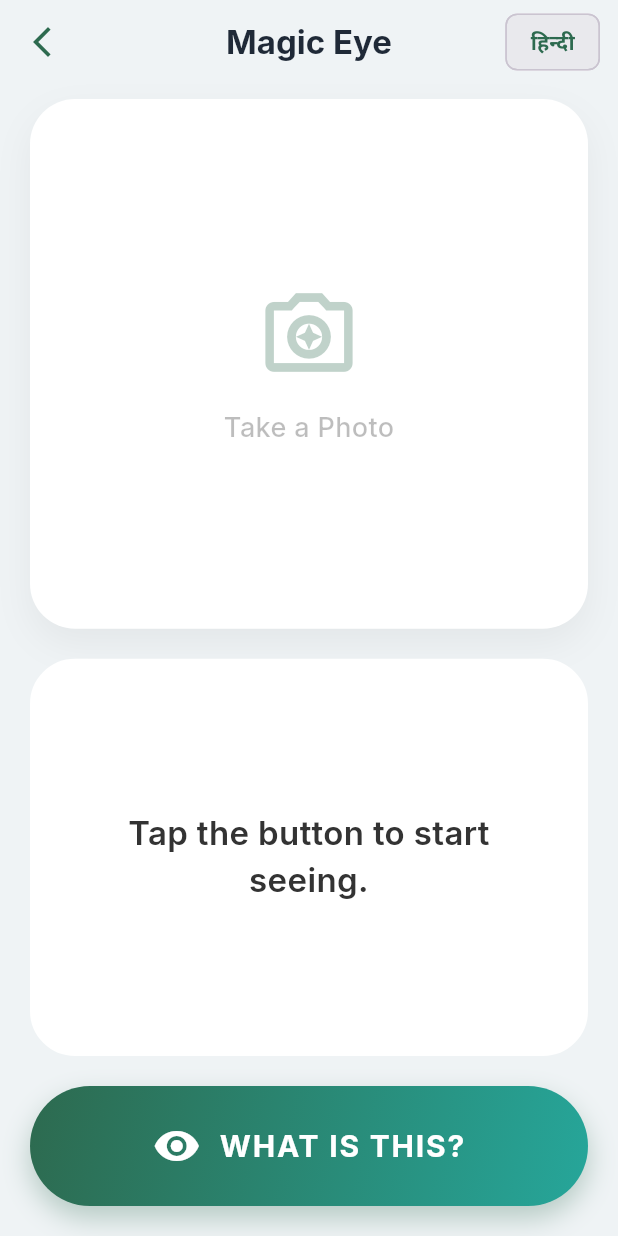
After one commit to sanskriti49/dementia-app, a Flutter app: the VisualAideScreen screen opened directly, after a tap on "WHAT IS THIS?", on a phone screen of 412 x 824 dp. The commit adds this screen. Run offline on Flutter 3.47's test engine with Material 3 defaults, Android fonts, the phone set to English and light mode, and no system bars; drawn by our look-alikes of flutter_animate; our stand-ins replace emoji_picker_flutter, flutter_dotenv, flutter_svg, google_generative_ai, image_picker, shared_preferences; accounts and stored records are empty; project files that could hold a hidden picture were left out.

Commit message:
add visual aid  feature with real-time Hindi/English switching

```diff
--- a/lib/app_drawer.dart
+++ b/lib/app_drawer.dart
@@ -3,6 +3,7 @@
 import 'package:flutter/material.dart';
 import 'chatbot.dart';
 import 'reminders.dart';
+import 'visual_aide_screen.dart';
 
 class AppDrawer extends StatefulWidget {
   const AppDrawer({Key? key}) : super(key: key);
@@ -12,16 +13,15 @@ class AppDrawer extends StatefulWidget {
 }
 
 class _AppDrawerState extends State<AppDrawer> {
-  // To track the selected item and highlight it
+  // track the selected item and highlight it
   int _selectedIndex = 0;
 
   void _onItemTapped(int index, VoidCallback navigate) {
     setState(() {
       _selectedIndex = index;
     });
-    Navigator.pop(context); // Close the drawer
-    // A small delay allows the drawer to close smoothly before navigating
-    Future.delayed(const Duration(milliseconds: 200), navigate);
+    Navigator.pop(context);
+    Future.delayed(const Duration(milliseconds: 200), navigate);     // delay allows the drawer to close smoothly before navigating
   }
 
   @override
@@ -38,7 +38,7 @@ class _AppDrawerState extends State<AppDrawer> {
                   icon: Icons.home_rounded,
                   text: 'Home',
                   index: 0,
-                  onTap: () {}, // Home is the current page, so do nothing
+                  onTap: () {},
                 ),
                 _buildDrawerItem(
                   icon: Icons.notifications_active_rounded,
@@ -51,6 +51,12 @@ class _AppDrawerState extends State<AppDrawer> {
                   text: 'Chat Buddy',
                   index: 2,
                   onTap: () => Navigator.push(context, MaterialPageRoute(builder: (context) => const ChatScreen())),
+                ),
+                _buildDrawerItem(
+                  icon: Icons.visibility_rounded,
+                  text: 'Magic Eye',
+                  index: 3, // Unique index
+                  onTap: () => Navigator.push(context, MaterialPageRoute(builder: (context) => const VisualAideScreen())),
                 ),
                 const Padding(
                   padding: EdgeInsets.symmetric(horizontal: 16.0),
@@ -65,7 +71,6 @@ class _AppDrawerState extends State<AppDrawer> {
               ],
             ),
           ),
-          // This is the footer section
           const Divider(),
           _buildDrawerItem(
             icon: Icons.logout_rounded,
--- a/lib/family_page.dart
+++ b/lib/family_page.dart
@@ -1,13 +1,12 @@
 import 'dart:io';
 import 'dart:math';
-import 'dart:ui'; // Required for ImageFilter
+import 'dart:ui';
 import 'package:flutter/material.dart';
 import 'package:flutter_animate/flutter_animate.dart';
 import 'package:url_launcher/url_launcher.dart';
 import 'package:image_picker/image_picker.dart';
 import 'settings_provider.dart';
 
-// --- DATA MODEL ---
 class FamilyMember {
   final String name;
   final String relation;
@@ -218,7 +217,7 @@ class _FamilyPageState extends State<FamilyPage> {
           ),
         ),
         centerTitle: true,
-        backgroundColor: Colors.white.withOpacity(0.8), // Glassy AppBar
+        backgroundColor: Colors.white.withOpacity(0.8),
         elevation: 0,
         toolbarHeight: 70,
         flexibleSpace: ClipRect(
@@ -276,14 +275,13 @@ class _FamilyPageState extends State<FamilyPage> {
           // Main Carousel
           Center(
             child: SizedBox(
-              height: MediaQuery.of(context).size.height * 0.75, // Occupy 75% height
+              height: MediaQuery.of(context).size.height * 0.75,
               child: PageView.builder(
                 controller: _pageController,
                 itemCount: _family.length + 1,
                 physics: const BouncingScrollPhysics(),
                 onPageChanged: (int index)=>setState(()=>_currentPage=index),
                 itemBuilder: (context, index) {
-                  // Calculates scale for the "pop" effect on the center card
                   return AnimatedBuilder(
                     animation: _pageController,
                     builder: (context, child) {
@@ -316,7 +314,6 @@ class _FamilyPageState extends State<FamilyPage> {
             ),
           ),
 
-          // Glass Navigation Arrows
           if(_currentPage>0)
             Positioned(
               left: 16,
@@ -361,7 +358,6 @@ class _FamilyPageState extends State<FamilyPage> {
   }
 }
 
-// --- BEAUTIFUL ADD CARD ---
 class AddMemoryCard extends StatelessWidget {
   final VoidCallback onTap;
   final double fontScale;
@@ -417,8 +413,6 @@ class AddMemoryCard extends StatelessWidget {
   }
 }
 
-// --- PREMIUM FAMILY CARD ---
-
 class PremiumFamilyCard extends StatelessWidget {
   final FamilyMember member;
   final double fontScale;
@@ -431,22 +425,20 @@ class PremiumFamilyCard extends StatelessWidget {
     required this.onDelete,
   });
 
-  // 1. Phone Call Logic
+  //  Phone call
   Future<void> _makePhoneCall() async {
     final String cleanNumber = member.phoneNumber.replaceAll(RegExp(r'\s+'), '');
     final Uri launchUri = Uri(scheme: 'tel', path: cleanNumber);
     if (await canLaunchUrl(launchUri)) await launchUrl(launchUri);
   }
 
-  // 2. WhatsApp Logic
+  // whatsApp Logic
   Future<void> _openWhatsApp() async {
-    // WhatsApp requires just the digits (no +, spaces, or dashes)
+    // just the digits (no +, spaces, or dashes)
     final String cleanNumber = member.phoneNumber.replaceAll(RegExp(r'[^\d]'), '');
 
-    // Create the WhatsApp URL
     final Uri url = Uri.parse("https://wa.me/$cleanNumber");
 
-    // Launch logic
     if (await canLaunchUrl(url)) {
       await launchUrl(url, mode: LaunchMode.externalApplication);
     }
@@ -497,7 +489,6 @@ class PremiumFamilyCard extends StatelessWidget {
         borderRadius: BorderRadius.circular(32),
         child: Column(
           children: [
-            // 1. IMAGE AREA (Top 55% to save space for buttons)
             Expanded(
               flex: 55,
               child: Stack(
@@ -535,7 +526,6 @@ class PremiumFamilyCard extends StatelessWidget {
               ),
             ),
 
-            // 2. INFO & BUTTONS AREA (Bottom 45%)
             Expanded(
               flex: 45,
               child: Container(
@@ -544,7 +534,6 @@ class PremiumFamilyCard extends StatelessWidget {
                 child: Column(
                   mainAxisAlignment: MainAxisAlignment.spaceBetween,
                   children: [
-                    // Name & Relation
                     Column(
                       children: [
                         Text(
--- a/lib/home.dart
+++ b/lib/home.dart
@@ -8,8 +8,8 @@ import 'reminders.dart';
 import 'chatbot.dart';
 import 'family_page.dart';
 import 'settings_provider.dart';
+import 'visual_aide_screen.dart';
 
-// WIDGET 1: The interactive, 3D tilting feature card
 class InteractiveFeatureCard extends StatefulWidget {
   const InteractiveFeatureCard({
     Key? key,
@@ -138,7 +138,6 @@ class _InteractiveFeatureCardState extends State<InteractiveFeatureCard> {
   }
 }
 
-// The main HomePage widget.
 class HomePage extends StatefulWidget {
   const HomePage({super.key});
 
@@ -232,13 +231,45 @@ class _HomePageState extends State<HomePage> {
     const Color lightGreenCard = Color(0xFFE8F5E9);
     const Color lightTealCard = Color(0xFFE0F2F1);
 
+    // final List<Map<String, dynamic>> featureItems = [
+    //   {'icon': const Icon(Icons.notifications_active_rounded, size: 32, color: primaryTextColor),
+    //     'label': 'Reminders',
+    //     'color': lightTealCard,
+    //     'onTap': () => Navigator.push(context, MaterialPageRoute(builder: (context) => const ReminderPage())),
+    //   },
+    //   {'icon': SvgPicture.asset('assets/images/chat.svg', height: 32, width: 32, colorFilter: const ColorFilter.mode(primaryTextColor, BlendMode.srcIn)),
+    //     'label': 'Chat Buddy',
+    //     'color': lightGreenCard,
+    //     'onTap': () => Navigator.push(context, MaterialPageRoute(builder: (context) => const ChatScreen())),
+    //   },
+    //   {
+    //     'icon': SvgPicture.asset('assets/images/photos.svg',  height: 32, width: 32, colorFilter: const ColorFilter.mode(primaryTextColor, BlendMode.srcIn)),
+    //     'label': 'Loved Ones',
+    //     'color': lightGreenCard,
+    //     'onTap': () => Navigator.push(context, MaterialPageRoute(builder: (context) => const FamilyPage())),
+    //   },
+    //   {'icon': SvgPicture.asset('assets/images/games.svg', height: 32, width: 32, colorFilter: const ColorFilter.mode(primaryTextColor, BlendMode.srcIn)),
+    //     'label': 'Games',
+    //     'color': lightTealCard,
+    //     'onTap': () {},
+    //   },
+    //   {
+    //     'icon': const Icon(Icons.visibility_rounded, size: 32, color: primaryTextColor),
+    //     'label': 'Magic Eye',
+    //     'color': lightTealCard,
+    //     'onTap': () => Navigator.push(context, MaterialPageRoute(builder: (context) => const VisualAideScreen())),
+    //   },
+    // ];
+
     final List<Map<String, dynamic>> featureItems = [
-      {'icon': const Icon(Icons.notifications_active_rounded, size: 32, color: primaryTextColor),
+      {
+        'icon': const Icon(Icons.notifications_active_rounded, size: 32, color: primaryTextColor),
         'label': 'Reminders',
         'color': lightTealCard,
         'onTap': () => Navigator.push(context, MaterialPageRoute(builder: (context) => const ReminderPage())),
       },
-      {'icon': SvgPicture.asset('assets/images/chat.svg', height: 32, width: 32, colorFilter: const ColorFilter.mode(primaryTextColor, BlendMode.srcIn)),
+      {
+        'icon': SvgPicture.asset('assets/images/chat.svg', height: 32, width: 32, colorFilter: const ColorFilter.mode(primaryTextColor, BlendMode.srcIn)),
         'label': 'Chat Buddy',
         'color': lightGreenCard,
         'onTap': () => Navigator.push(context, MaterialPageRoute(builder: (context) => const ChatScreen())),
@@ -249,13 +280,14 @@ class _HomePageState extends State<HomePage> {
         'color': lightGreenCard,
         'onTap': () => Navigator.push(context, MaterialPageRoute(builder: (context) => const FamilyPage())),
       },
-      {'icon': SvgPicture.asset('assets/images/games.svg', height: 32, width: 32, colorFilter: const ColorFilter.mode(primaryTextColor, BlendMode.srcIn)),
-        'label': 'Games',
+      // SWAPPED: "Games" is gone, "Magic Eye" is here.
+      {
+        'icon': const Icon(Icons.visibility_rounded, size: 32, color: primaryTextColor),
+        'label': 'Magic Eye',
         'color': lightTealCard,
-        'onTap': () {},
+        'onTap': () => Navigator.push(context, MaterialPageRoute(builder: (context) => const VisualAideScreen())),
       },
     ];
-
     return Scaffold(
       backgroundColor: const Color(0xFFF5F7F6),
       drawer: const AppDrawer(),
@@ -266,7 +298,6 @@ class _HomePageState extends State<HomePage> {
               SliverAppBar(
                 backgroundColor: const Color(0xFF2D6A4F),
                 foregroundColor: Colors.white,
-                // --- FIX 1: Increased height to 280 to give more room ---
                 expandedHeight: 218,
                 stretch: true,
                 pinned: true,
@@ -284,12 +315,10 @@ class _HomePageState extends State<HomePage> {
                           ),
                         ),
                       ),
-                      // Decorative Circles
                       Positioned(top: -50, right: -50, child: CircleAvatar(radius: 100, backgroundColor: Colors.white.withOpacity(0.1))),
                       Positioned(bottom: -30, left: 20, child: CircleAvatar(radius: 60, backgroundColor: Colors.white.withOpacity(0.1))),
 
-                      // --- FIX 2: Increased bottom padding to 80 ---
-                      // This pushes the "Good Morning" and Name UP, away from the overlapping time box.
+
                       Padding(
                         padding: EdgeInsets.fromLTRB(20, topPadding + 10, 20, 60),
                         child: Column(
@@ -408,102 +437,6 @@ class _HomePageState extends State<HomePage> {
                 ),
               ),
 
-              // SliverToBoxAdapter(
-              //   child: Padding(
-              //     padding: const EdgeInsets.fromLTRB(80, 24, 80, 40),
-              //     child: Container(
-              //       decoration: BoxDecoration(
-              //         color: Colors.white,
-              //         borderRadius: BorderRadius.circular(40), // Pill shape
-              //         boxShadow: [
-              //           BoxShadow(
-              //             color: const Color(0xFF26A69A).withOpacity(0.15),
-              //             blurRadius: 15,
-              //             offset: const Offset(0, 8),
-              //           ),
-              //         ],
-              //       ),
-              //       child: Material(
-              //         color: Colors.transparent,
-              //         child: InkWell(
-              //           onTap: _showFontSizeSlider,
-              //           borderRadius: BorderRadius.circular(40),
-              //           child: Padding(
-              //             padding: const EdgeInsets.symmetric(vertical: 12, horizontal: 8),
-              //             child: Row(
-              //               mainAxisAlignment: MainAxisAlignment.center,
-              //               children: [
-              //                 // 1. The Icon Bubble
-              //                 Container(
-              //                   padding: const EdgeInsets.all(10),
-              //                   decoration: BoxDecoration(
-              //                     color: const Color(0xFFE0F2F1), // Soft Teal
-              //                     shape: BoxShape.circle,
-              //                   ),
-              //                   child: Icon(
-              //                     Icons.format_size_rounded, // Better icon for "Size"
-              //                     color: const Color(0xFF004D40),
-              //                     size: 22 * settings.fontSizeMultiplier,
-              //                   ),
-              //                 ),
-              //
-              //                 const SizedBox(width: 16),
-              //
-              //                 // 2. The Text
-              //                 Text(
-              //                   'Adjust Text Size',
-              //                   style: TextStyle(
-              //                     color: const Color(0xFF004D40),
-              //                     fontSize: 16 * settings.fontSizeMultiplier,
-              //                     fontWeight: FontWeight.bold,
-              //                     letterSpacing: 0.5,
-              //                   ),
-              //                 ),
-              //
-              //                 const SizedBox(width: 12),
-              //               ],
-              //             ),
-              //           ),
-              //         ),
-              //       ),
-              //     ),
-              //   ),
-              // ),
-
-
-              // SliverToBoxAdapter(
-              //
-              //   child: Center(
-              //
-              //     child: Padding(
-              //
-              //       padding: const EdgeInsets.all(32.0),
-              //
-              //       child: TextButton.icon(
-              //
-              //         onPressed: _showFontSizeSlider,
-              //
-              //         icon: Icon(Icons.text_fields_rounded, color: primaryTextColor.withOpacity(0.7)),
-              //
-              //         label: Text('Text Size', style: TextStyle(color: primaryTextColor.withOpacity(0.7), fontSize: 16)),
-              //
-              //         style: TextButton.styleFrom(
-              //
-              //           backgroundColor: Colors.white,
-              //
-              //           padding: const EdgeInsets.symmetric(horizontal: 24, vertical: 12),
-              //
-              //           shape: RoundedRectangleBorder(borderRadius: BorderRadius.circular(20)),
-              //
-              //         ),
-              //
-              //       ),
-              //
-              //     ),
-              //
-              //   ),
-              //
-              // ),
 
               SliverToBoxAdapter(
                 child: Center(
@@ -513,19 +446,17 @@ class _HomePageState extends State<HomePage> {
                       onPressed: _showFontSizeSlider,
                       style: TextButton.styleFrom(
                         backgroundColor: Colors.white,
-                        // Using a standard rounded rect, not a pill
                         shape: RoundedRectangleBorder(borderRadius: BorderRadius.circular(20)),
                         padding: const EdgeInsets.symmetric(horizontal: 24, vertical: 16),
-                        elevation: 0, // Flat look you prefer
+                        elevation: 0,
                       ),
                       child: Row(
                         mainAxisSize: MainAxisSize.min,
                         children: [
-                          // The nice Icon Bubble you liked
                           Container(
                             padding: const EdgeInsets.all(8),
                             decoration: BoxDecoration(
-                              color: const Color(0xFFE0F2F1), // Soft Teal
+                              color: const Color(0xFFE0F2F1),
                               shape: BoxShape.circle,
                             ),
                             child: Icon(
@@ -537,7 +468,6 @@ class _HomePageState extends State<HomePage> {
 
                           const SizedBox(width: 16),
 
-                          // The Bold Text
                           Text(
                             'Adjust Text Size',
                             style: TextStyle(
--- /dev/null
+++ b/lib/visual_aide_screen.dart
@@ -0,0 +1,241 @@
+import 'dart:io';
+import 'package:flutter/material.dart';
+import 'package:flutter/services.dart';
+import 'package:image_picker/image_picker.dart';
+import 'package:google_generative_ai/google_generative_ai.dart';
+import 'package:flutter_dotenv/flutter_dotenv.dart';
+import 'package:flutter_animate/flutter_animate.dart';
+import 'settings_provider.dart';
+
+class VisualAideScreen extends StatefulWidget {
+  const VisualAideScreen({super.key});
+
+  @override
+  State<VisualAideScreen> createState() => _VisualAideScreenState();
+}
+
+class _VisualAideScreenState extends State<VisualAideScreen> {
+  File? _selectedImage;
+  String? _description;
+  bool _isLoading = false;
+  String _targetLanguage = "English";
+
+  final ImagePicker _picker = ImagePicker();
+
+  Future<void> _identifyObject() async {
+    try {
+      final XFile? photo = await _picker.pickImage(source: ImageSource.camera);
+      if (photo != null) {
+        setState(() {
+          _selectedImage = File(photo.path);
+          _isLoading = true;
+          _description = null;
+        });
+
+        final apiKey = dotenv.env['GEMINI_API_KEY'] ?? "";
+        final model = GenerativeModel(model: 'gemini-3-flash-preview', apiKey: apiKey);
+        final imageBytes = await _selectedImage!.readAsBytes();
+
+        String systemPrompt;
+        if (_targetLanguage == "Hindi") {
+          systemPrompt = "इस चित्र में मुख्य वस्तु की पहचान करें। केवल हिंदी (Hindi) में उत्तर दें। वरिष्ठ नागरिक के लिए एक छोटा, सरल और आरामदायक वाक्य लिखें। तकनीकी शब्दों का प्रयोग न करें।";
+        } else {
+          systemPrompt = "Identify the main object in this picture. Respond ONLY in English. Describe it in one short, simple, and comforting sentence for a senior citizen. Do not use technical jargon.";
+        }
+
+        final content = [
+          Content.multi([
+            TextPart(systemPrompt),
+            DataPart('image/jpeg', imageBytes),
+          ])
+        ];
+
+        final response = await model.generateContent(content);
+        setState(() {
+          _description = response.text;
+          _isLoading = false;
+        });
+      }
+    } catch (e) {
+      setState(() {
+        _description = _targetLanguage == "Hindi" ? "क्षमा करें, कुछ तकनीकी त्रुटि हुई।" : "Sorry, I ran into a technical issue.";
+        _isLoading = false;
+      });
+    }
+  }
+
+  @override
+  Widget build(BuildContext context) {
+    final settings = SettingsProvider.of(context);
+    final bool isHindi = _targetLanguage == "Hindi";
+
+    return Scaffold(
+      backgroundColor: const Color(0xFFEFF3F5),
+      appBar: _buildAppBar(context, isHindi),
+      body: Padding(
+        padding: const EdgeInsets.symmetric(horizontal: 20, vertical: 10),
+        child: Column(
+          children: [
+            Expanded(
+              flex: 4,
+              child: Container(
+                width: double.infinity,
+                decoration: BoxDecoration(
+                  color: Colors.white,
+                  borderRadius: BorderRadius.circular(30),
+                  boxShadow: [
+                    BoxShadow(
+                      color: Colors.black.withOpacity(0.05),
+                      blurRadius: 20,
+                      offset: const Offset(0, 10),
+                    ),
+                  ],
+                ),
+                child: ClipRRect(
+                  borderRadius: BorderRadius.circular(30),
+                  child: _selectedImage == null
+                      ? _buildEmptyState(isHindi)
+                      : Image.file(_selectedImage!, fit: BoxFit.cover),
+                ),
+              ).animate().fadeIn(duration: 500.ms).scale(begin: const Offset(0.95, 0.95)),
+            ),
+            const SizedBox(height: 20),
+            Expanded(
+              flex: 3,
+              child: Container(
+                padding: const EdgeInsets.all(24),
+                width: double.infinity,
+                decoration: BoxDecoration(
+                  color: Colors.white,
+                  borderRadius: BorderRadius.circular(30),
+                  border: Border.all(color: Colors.white, width: 2),
+                ),
+                child: Center(
+                  child: _isLoading
+                      ? _buildLoadingIndicator()
+                      : SingleChildScrollView(
+                    child: Text(
+                      _description ?? (isHindi ? "कुछ देखने के लिए बटन दबाएं।" : "Tap the button to start seeing."),
+                      textAlign: TextAlign.center,
+                      style: TextStyle(
+                        fontSize: 22 * settings.fontSizeMultiplier,
+                        fontWeight: FontWeight.w600,
+                        color: const Color(0xFF333333),
+                        height: 1.4,
+                      ),
+                    ).animate(key: ValueKey(_description)).fadeIn().slideY(begin: 0.1),
+                  ),
+                ),
+              ),
+            ),
+            const SizedBox(height: 20),
+            _buildActionButton(settings.fontSizeMultiplier, isHindi),
+            const SizedBox(height: 10),
+          ],
+        ),
+      ),
+    );
+  }
+
+  PreferredSizeWidget _buildAppBar(BuildContext context, bool isHindi) {
+    return AppBar(
+      backgroundColor: Colors.transparent,
+      elevation: 0,
+      centerTitle: true,
+      leading: IconButton(
+        icon: const Icon(Icons.arrow_back_ios_new, color: Color(0xFF2D6A4F)),
+        onPressed: () => Navigator.pop(context),
+      ),
+      title: Text(
+        isHindi ? "जादुई आँख" : "Magic Eye",
+        style: const TextStyle(color: Color(0xFF1F2937), fontWeight: FontWeight.bold),
+      ),
+      actions: [
+        Padding(
+          padding: const EdgeInsets.only(right: 12),
+          child: ChoiceChip(
+            label: Text(isHindi ? "English" : "हिन्दी"),
+            selected: false,
+            onSelected: (val) {
+              HapticFeedback.mediumImpact(); // Vibration feedback
+              setState(() {
+                _targetLanguage = isHindi ? "English" : "Hindi";
+                _description = _targetLanguage == "Hindi"
+                    ? "कुछ देखने के लिए बटन दबाएं।"
+                    : "Tap the button to start seeing.";
+              });
+            },
+            backgroundColor: const Color(0xFF2D6A4F).withOpacity(0.1),
+            labelStyle: const TextStyle(color: Color(0xFF2D6A4F), fontWeight: FontWeight.bold),
+          ),
+        ),
+      ],
+    );
+  }
+
+  Widget _buildEmptyState(bool isHindi) {
+    return Column(
+      mainAxisAlignment: MainAxisAlignment.center,
+      children: [
+        Icon(Icons.camera_enhance_outlined, size: 70, color: const Color(0xFF2D6A4F).withOpacity(0.3)),
+        const SizedBox(height: 16),
+        Text(
+          isHindi ? "तस्वीर लें" : "Take a Photo",
+          style: const TextStyle(color: Colors.black26, fontSize: 18, fontWeight: FontWeight.w500),
+        ),
+      ],
+    );
+  }
+
+  Widget _buildLoadingIndicator() {
+    return Column(
+      mainAxisSize: MainAxisSize.min,
+      children: [
+        const CircularProgressIndicator(color: Color(0xFF26A69A), strokeWidth: 3),
+        const SizedBox(height: 16),
+        Text("Identifying...", style: TextStyle(color: Colors.grey[400], fontWeight: FontWeight.w500)),
+      ],
+    );
+  }
+
+  Widget _buildActionButton(double fontSizeMultiplier, bool isHindi) {
+    return GestureDetector(
+      onTap: _isLoading ? null : _identifyObject,
+      child: Container(
+        height: 80,
+        width: double.infinity,
+        decoration: BoxDecoration(
+          gradient: const LinearGradient(
+            colors: [Color(0xFF2D6A4F), Color(0xFF26A69A)],
+            begin: Alignment.topLeft,
+            end: Alignment.bottomRight,
+          ),
+          borderRadius: BorderRadius.circular(40),
+          boxShadow: [
+            BoxShadow(
+              color: const Color(0xFF2D6A4F).withOpacity(0.3),
+              blurRadius: 15,
+              offset: const Offset(0, 8),
+            ),
+          ],
+        ),
+        child: Row(
+          mainAxisAlignment: MainAxisAlignment.center,
+          children: [
+            const Icon(Icons.remove_red_eye_rounded, color: Colors.white, size: 32),
+            const SizedBox(width: 12),
+            Text(
+              isHindi ? "यह क्या है?" : "WHAT IS THIS?",
+              style: TextStyle(
+                color: Colors.white,
+                fontSize: 20 * fontSizeMultiplier,
+                fontWeight: FontWeight.bold,
+                letterSpacing: 1.2,
+              ),
+            ),
+          ],
+        ),
+      ),
+    ).animate(target: _isLoading ? 0 : 1).scale(duration: 200.ms);
+  }
+}
```
Also changed, not shown: lib/chatbot_service.dart (+1 -14 lines), lib/main.dart (+2 -33 lines).
